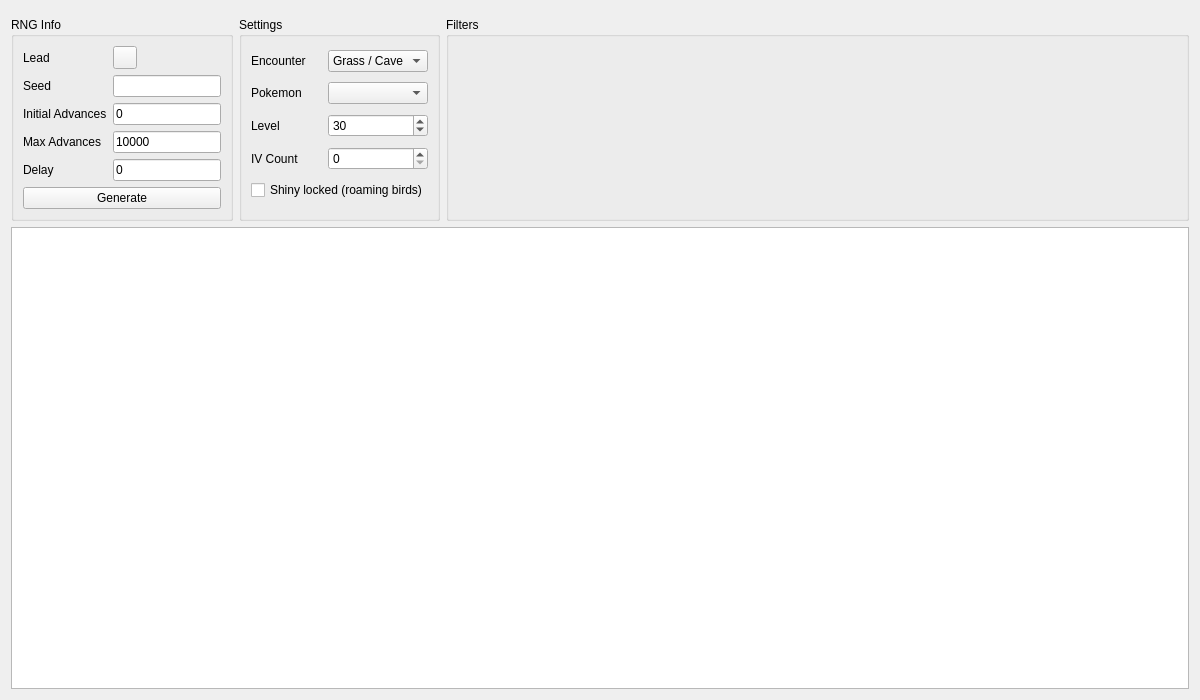
First picture: the form in Form/Gen6/Wild6.ui, repository Xenon-Hacks/PokeFinder-GPU, before the edit.
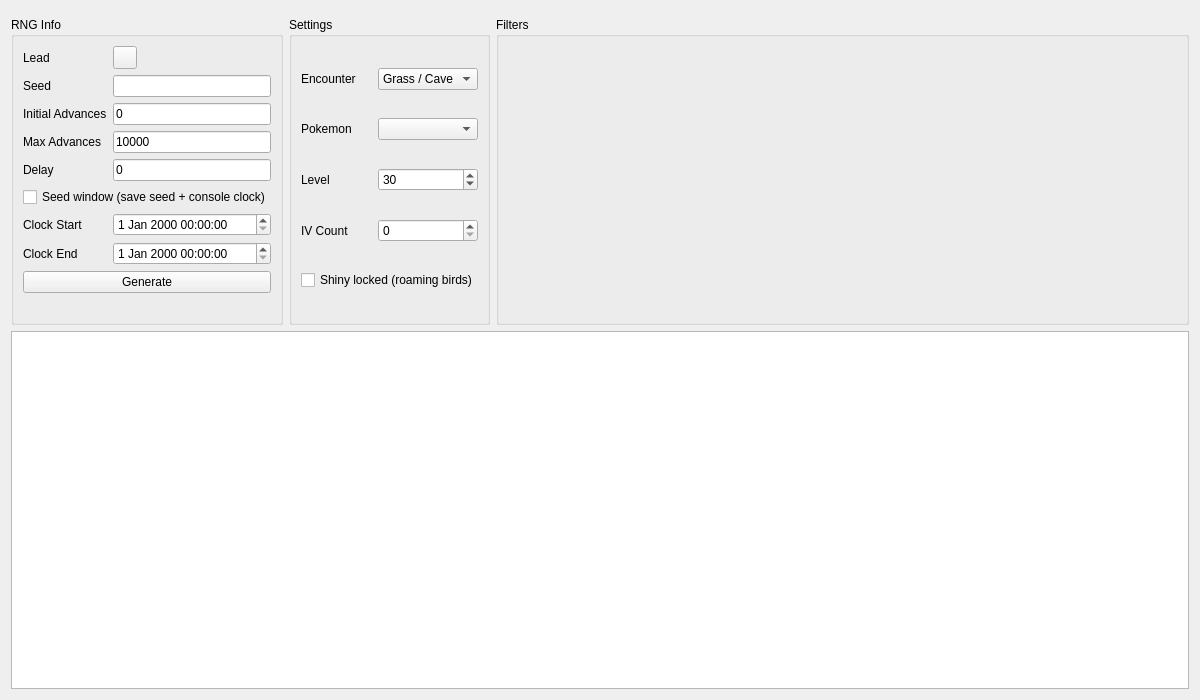
Second picture: the form after the edit. Custom widgets are drawn as their Qt base class.

Commit message:
Gen 6: seed window, same-boot narrowing and seed to console time
Static and Wild can generate every seed of a console clock window
(Misc[0x00] + ms) and report how many seeds have a filtered result.
The Seed Finder narrows its candidates with the next catch of the same
boot and lists the console times that produce a seed.

What changed in the file:
```diff
--- a/Form/Gen6/Wild6.ui
+++ b/Form/Gen6/Wild6.ui
@@ -86,12 +86,42 @@
 </widget>
 </item>
 <item row="5" column="0" colspan="2">
+<widget class="QCheckBox" name="checkBoxWindow">
+<property name="text">
+ <string>Seed window (save seed + console clock)</string>
+</property>
+</widget>
+</item>
+<item row="6" column="0">
+<widget class="QLabel" name="labelClockStart">
+<property name="text">
+ <string>Clock Start</string>
+</property>
+</widget>
+</item>
+<item row="6" column="1">
+<widget class="QDateTimeEdit" name="dateTimeEditStart"/>
+</item>
+<item row="7" column="0">
+<widget class="QLabel" name="labelClockEnd">
+<property name="text">
+ <string>Clock End</string>
+</property>
+</widget>
+</item>
+<item row="7" column="1">
+<widget class="QDateTimeEdit" name="dateTimeEditEnd"/>
+</item>
+<item row="8" column="0" colspan="2">
 <widget class="QPushButton" name="pushButtonGenerate">
 <property name="text">
  <string>Generate</string>
 </property>
 </widget>
 </item>
+<item row="9" column="0" colspan="2">
+<widget class="QLabel" name="labelOdds"/>
+</item>
 </layout>
 </widget>
 </item>
```
The commit also changes 17 other files.
